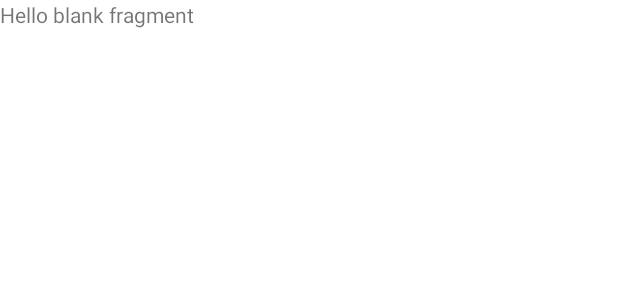
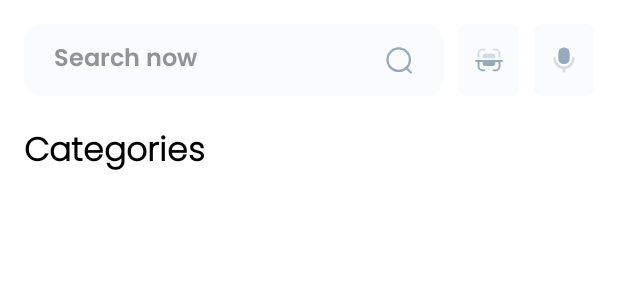
Before and after one commit to KhaledEltazy/eCommerace, an Android app: the layout fragment_search.xml on its own in the app's theme, with its tools: preview values and no code run, on a phone screen of 412 x 824 dp. Shown: the top 300 px of the screen. Run offline under Robolectric (Android 15) with nearby library versions, the light colour scheme and no system bars.

Commit message:
implementing fragment_search.xml

```diff
--- a/app/src/main/java/com/android/ecommerce/fragments/shopping_fragments/HomeShoppingFragment.kt
+++ b/app/src/main/java/com/android/ecommerce/fragments/shopping_fragments/HomeShoppingFragment.kt
@@ -14,8 +14,10 @@ import com.android.ecommerce.fragments.categories.FurnitureFragment
 import com.android.ecommerce.fragments.categories.MainCategoryFragment
 import com.android.ecommerce.fragments.categories.TableFragment
 import com.google.android.material.tabs.TabLayoutMediator
+import dagger.hilt.android.AndroidEntryPoint
 
 
+@AndroidEntryPoint
 class HomeShoppingFragment : Fragment() {
    private lateinit var binding : FragmentHomeShoppingBinding
     override fun onCreateView(
--- a/app/src/main/res/layout/fragment_search.xml
+++ b/app/src/main/res/layout/fragment_search.xml
@@ -1,14 +1,113 @@
 <?xml version="1.0" encoding="utf-8"?>
-<FrameLayout xmlns:android="http://schemas.android.com/apk/res/android"
+<ScrollView
+    xmlns:android="http://schemas.android.com/apk/res/android"
     xmlns:tools="http://schemas.android.com/tools"
     android:layout_width="match_parent"
     android:layout_height="match_parent"
+    android:fillViewport="true">
+<androidx.constraintlayout.widget.ConstraintLayout
+    android:layout_width="match_parent"
+    android:layout_height="match_parent"
+    xmlns:app="http://schemas.android.com/apk/res-auto"
     tools:context=".fragments.shopping_fragments.SearchFragment">
 
-    <!-- TODO: Update blank fragment layout -->
+    <LinearLayout
+        android:id="@+id/homeHeaderSF"
+        android:layout_width="match_parent"
+        android:layout_height="wrap_content"
+        android:layout_marginStart="16dp"
+        android:layout_marginTop="16dp"
+        android:layout_marginEnd="16dp"
+        android:orientation="horizontal"
+        app:layout_constraintEnd_toEndOf="parent"
+        app:layout_constraintStart_toStartOf="parent"
+        app:layout_constraintTop_toTopOf="parent">
+
+        <androidx.constraintlayout.widget.ConstraintLayout
+            android:id="@+id/searchBarSF"
+            android:layout_width="wrap_content"
+            android:layout_height="wrap_content"
+            android:layout_weight="1"
+            android:background="@drawable/search_box_background">
+
+            <TextView
+                android:id="@+id/tvSearchSF"
+                android:layout_width="0dp"
+                android:layout_height="wrap_content"
+                android:fontFamily="@font/poppins_thin"
+                android:paddingStart="20dp"
+                android:paddingTop="10dp"
+                android:paddingBottom="10dp"
+                android:singleLine="true"
+                android:text="@string/search_now"
+                android:textSize="16sp"
+                android:textColor="@color/grey"
+                app:layout_constraintTop_toTopOf="parent"
+                app:layout_constraintStart_toStartOf="parent"
+                app:layout_constraintBottom_toBottomOf="parent"/>
+
+            <ImageView
+                android:layout_width="20dp"
+                android:layout_height="20dp"
+                android:layout_marginEnd="20dp"
+                android:src="@drawable/ic_search"
+                app:layout_constraintEnd_toEndOf="parent"
+                app:layout_constraintTop_toTopOf="parent"
+                app:layout_constraintBottom_toBottomOf="parent"/>
+
+        </androidx.constraintlayout.widget.ConstraintLayout>
+
+        <View
+            android:layout_width="10dp"
+            android:layout_height="match_parent"/>
+
+        <ImageView
+            android:id="@+id/tvScanSF"
+            android:layout_width="40dp"
+            android:layout_height="match_parent"
+            android:src="@drawable/ic_scan"
+            android:background="@drawable/icon_background"
+            android:backgroundTint="@color/g_search_and_icons"
+            android:padding="10dp"/>
+
+        <View
+            android:layout_width="10dp"
+            android:layout_height="match_parent"/>
+
+        <ImageView
+            android:id="@+id/tvMicrophoneSF"
+            android:layout_width="40dp"
+            android:layout_height="match_parent"
+            android:src="@drawable/ic_microphone"
+            android:background="@drawable/icon_background"
+            android:backgroundTint="@color/g_search_and_icons"
+            android:padding="10dp"/>
+
+    </LinearLayout>
+
     <TextView
-        android:layout_width="match_parent"
-        android:layout_height="match_parent"
-        android:text="@string/hello_blank_fragment" />
+        android:id="@+id/tvCategoriesSF"
+        android:layout_width="wrap_content"
+        android:layout_height="wrap_content"
+        style="@style/h3"
+        android:textStyle="bold"
+        android:text="@string/categories"
+        android:layout_marginTop="20dp"
+        app:layout_constraintTop_toBottomOf="@id/homeHeaderSF"
+        app:layout_constraintStart_toStartOf="parent"
+        android:layout_marginStart="16dp"/>
 
-</FrameLayout>
+    <androidx.recyclerview.widget.RecyclerView
+        android:layout_width="0dp"
+        android:layout_height="0dp"
+        app:layout_constraintStart_toStartOf="parent"
+        app:layout_constraintEnd_toEndOf="parent"
+        app:layout_constraintTop_toBottomOf="@id/tvCategoriesSF"
+        app:layout_constraintBottom_toBottomOf="parent"
+        android:layout_marginTop="16dp"
+        android:layout_marginStart="16dp"
+        android:layout_marginEnd="16dp"/>
+
+
+</androidx.constraintlayout.widget.ConstraintLayout>
+    </ScrollView>
--- a/app/src/main/res/values/strings.xml
+++ b/app/src/main/res/values/strings.xml
@@ -28,4 +28,5 @@
     <string name="search_now">Search now</string>
     <string name="best_deals">Best Deals</string>
     <string name="best_products">Best Products</string>
+    <string name="categories">Categories</string>
 </resources>
```
